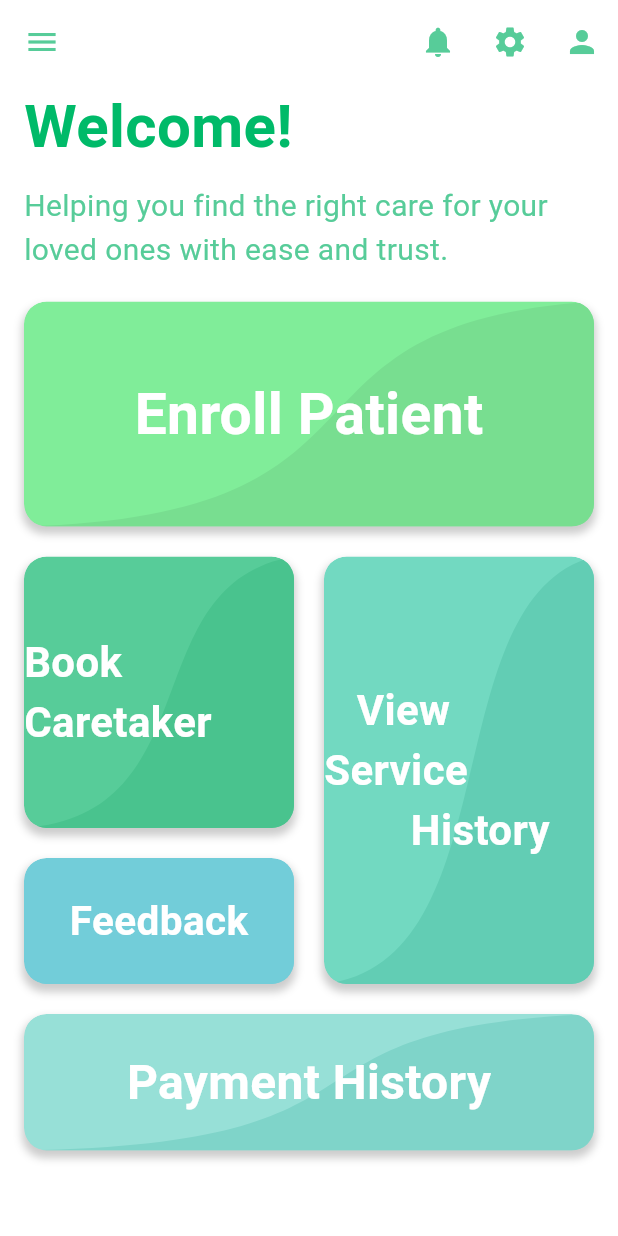
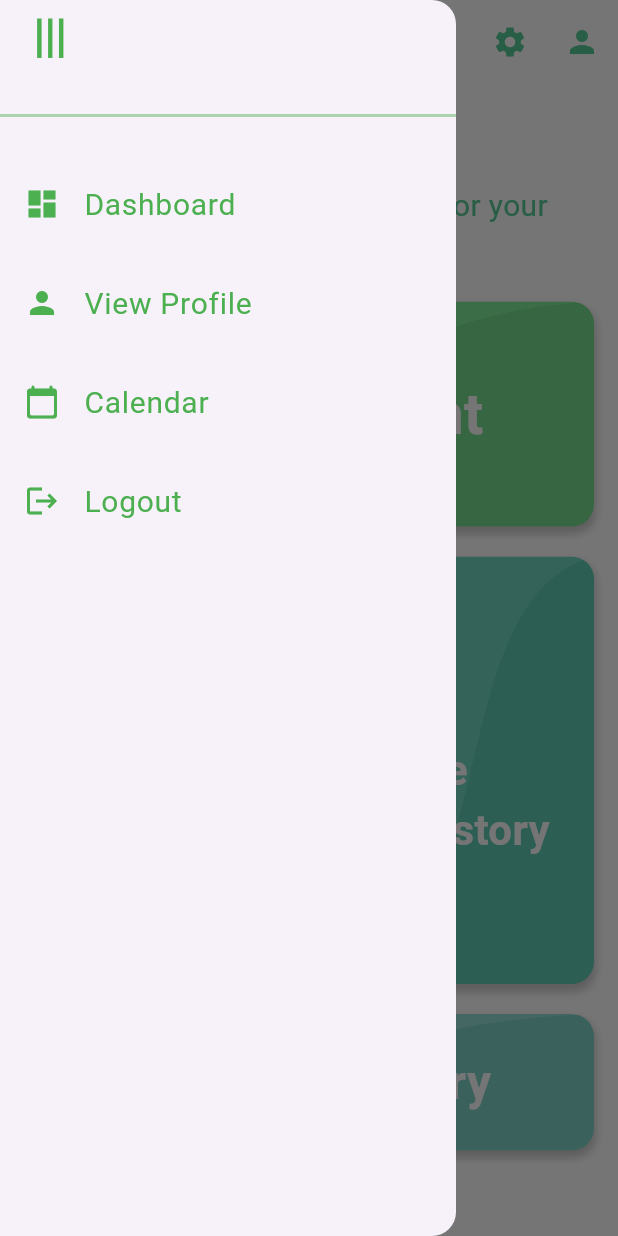
Before and after one commit to adi0213/Karuthal_Customer, a Flutter app: the Dashboard screen opened directly, with the side drawer open (before the commit the screen has no drawer), on a phone screen of 412 x 824 dp. Run offline on Flutter 3.47's test engine with Material 3 defaults, Android fonts, the phone set to English and light mode, and no system bars; our stand-ins replace google_fonts.

Commit message:
made changes

```diff
--- a/lib/dashboard.dart
+++ b/lib/dashboard.dart
@@ -5,17 +5,18 @@ import 'package:chilla_customer/feedback.dart';
 import 'package:flutter/material.dart';
 
 class Dashboard extends StatelessWidget {
+  void _toggleDrawer(BuildContext context) {
+    Navigator.pop(context);
+  }
+
   @override
   Widget build(BuildContext context) {
     return Scaffold(
       backgroundColor: Colors.white,
       appBar: AppBar(
         backgroundColor: Colors.white,
+        iconTheme: IconThemeData(color: Color(0xFF57CC99)),
         elevation: 0,
-        leading: IconButton(
-          icon: Icon(Icons.menu, color: Color(0xFF57CC99)),
-          onPressed: () {},
-        ),
         actions: [
           IconButton(
             icon: Icon(Icons.notifications, color: Color(0xFF57CC99)),
@@ -30,6 +31,81 @@ class Dashboard extends StatelessWidget {
             onPressed: () {},
           ),
         ],
+      ),
+      drawer: Drawer(
+        child: Column(
+          crossAxisAlignment: CrossAxisAlignment.start,
+          children: [
+            Padding(
+              padding: const EdgeInsets.only(left: 8.0),
+              child: RotatedBox(
+                quarterTurns: 1,
+                child: IconButton(
+                  icon: Icon(
+                    Icons.menu,
+                    size: 35,
+                    color: Colors.green,
+                  ),
+                  onPressed: () => _toggleDrawer(context),
+                ),
+              ),
+            ),
+            SizedBox(
+              height: 25,
+            ),
+            Container(
+              height: 2,
+              color: const Color.fromARGB(255, 173, 211, 175),
+              width: double.infinity,
+            ),
+            Expanded(
+              child: ListView(
+                padding: EdgeInsets.zero,
+                children: [
+                  SizedBox(height: 30),
+                  ListTile(
+                    leading: Icon(Icons.dashboard, color: Colors.green),
+                    title: Text('Dashboard',
+                        style: TextStyle(color: Colors.green, fontSize: 20)),
+                    onTap: () {
+                      Navigator.pop(context);
+                    },
+                  ),
+                  SizedBox(height: 10),
+                  ListTile(
+                    leading: Icon(Icons.person, color: Colors.green),
+                    title: Text('View Profile',
+                        style: TextStyle(color: Colors.green, fontSize: 20)),
+                    onTap: () {
+                      Navigator.pop(context);
+                    },
+                  ),
+                  SizedBox(height: 10),
+                  ListTile(
+                    leading:
+                        Icon(Icons.calendar_today_rounded, color: Colors.green),
+                    title: Text('Calendar',
+                        style: TextStyle(color: Colors.green, fontSize: 20)),
+                    onTap: () {
+                      Navigator.pop(context);
+                    },
+                  ),
+                  SizedBox(height: 10),
+                  ListTile(
+                    leading: Icon(Icons.logout, color: Colors.green),
+                    title: Text(
+                      'Logout',
+                      style: TextStyle(color: Colors.green, fontSize: 20),
+                    ),
+                    onTap: () {
+                      Navigator.pop(context);
+                    },
+                  ),
+                ],
+              ),
+            ),
+          ],
+        ),
       ),
       body: Padding(
         padding: const EdgeInsets.only(left: 16, right: 16),
@@ -164,7 +240,7 @@ class CustomButton extends StatelessWidget {
   final Color bottomColor;
   final String label;
   final double fontSize;
-  final VoidCallback onPressed; // Added fontSize parameter
+  final VoidCallback onPressed;
 
   CustomButton({
     required this.height,
@@ -179,7 +255,7 @@ class CustomButton extends StatelessWidget {
   @override
   Widget build(BuildContext context) {
     return GestureDetector(
-      onTap: onPressed, // Trigger the onPressed callback
+      onTap: onPressed,
       child: Container(
         decoration: BoxDecoration(
           borderRadius: BorderRadius.circular(15),
@@ -213,7 +289,7 @@ class CustomButton extends StatelessWidget {
                   child: Text(
                     label,
                     style: TextStyle(
-                      fontSize: fontSize, // Use the fontSize parameter
+                      fontSize: fontSize,
                       fontWeight: FontWeight.bold,
                       color: Colors.white,
                     ),
```
Also changed, not shown: lib/CreateAccount.dart (+10 -8 lines), lib/CustomerRegistration.dart (+72 -19 lines).
